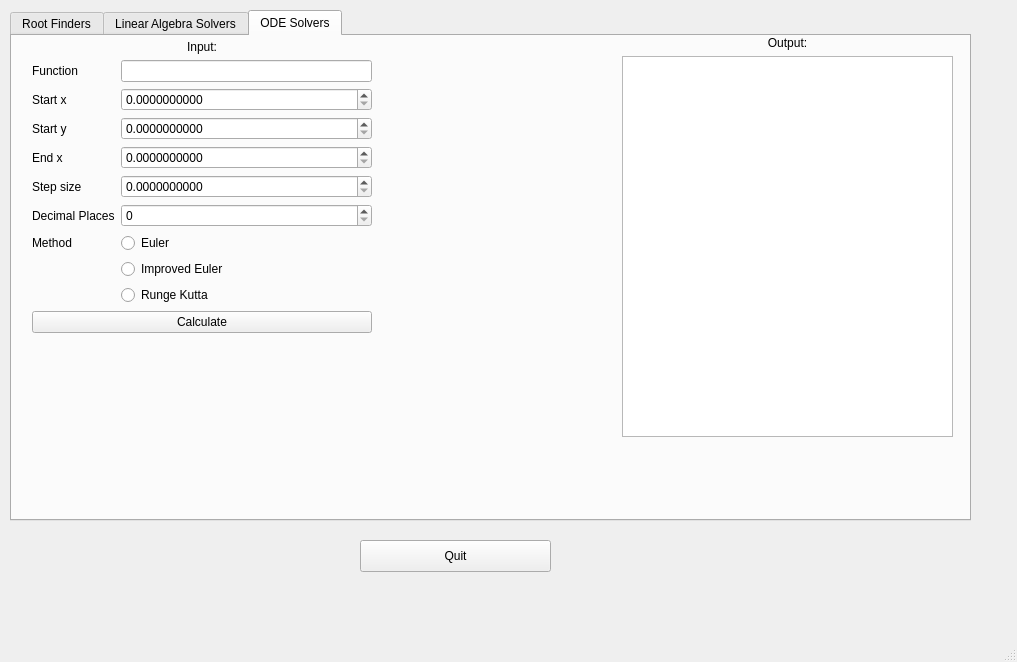
Above: testUI.ui from HaoZeke/pyQtNumSim before the change. Below: the same form after it.
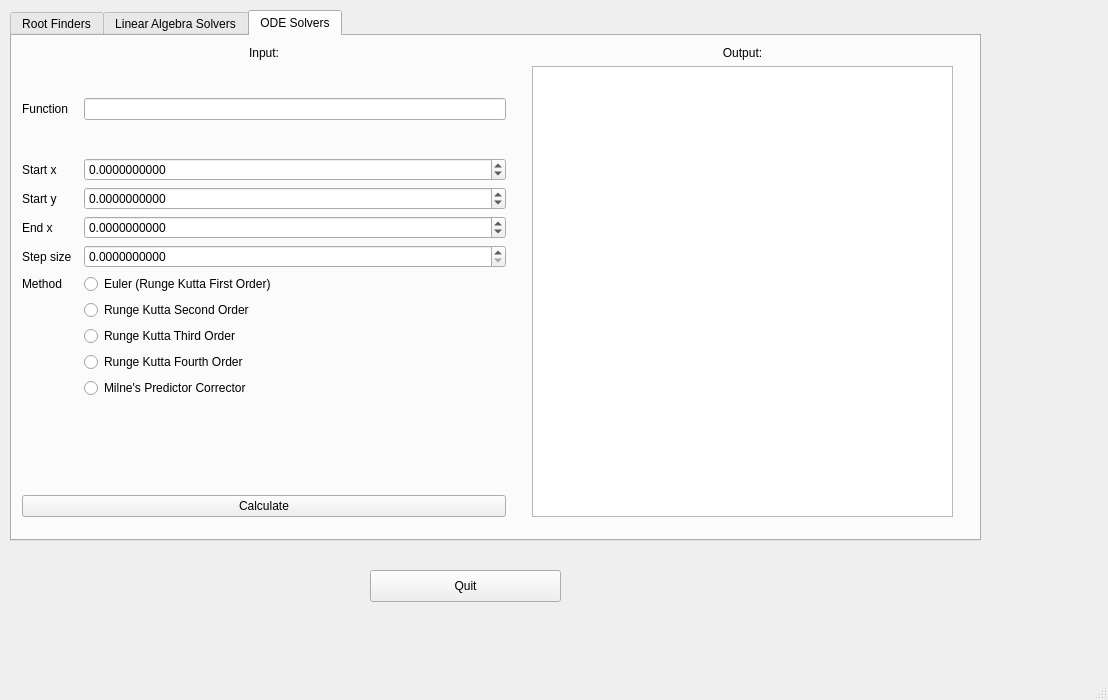
That is the form after the change. The open tabs and pages were chosen to show the change.

Commit message: ode: Incomplete

The edit to the form file:
```diff
--- a/testUI.ui
+++ b/testUI.ui
@@ -6,8 +6,8 @@
    <rect>
     <x>0</x>
     <y>0</y>
-    <width>1017</width>
-    <height>662</height>
+    <width>1108</width>
+    <height>700</height>
    </rect>
   </property>
   <property name="windowTitle">
@@ -19,8 +19,8 @@
      <rect>
       <x>10</x>
       <y>10</y>
-      <width>961</width>
-      <height>511</height>
+      <width>971</width>
+      <height>531</height>
      </rect>
     </property>
     <property name="currentIndex">
@@ -428,26 +428,16 @@
      <attribute name="title">
       <string>ODE Solvers</string>
      </attribute>
-     <widget class="QWidget" name="formLayoutWidget">
+     <widget class="QWidget" name="">
       <property name="geometry">
        <rect>
-        <x>20</x>
-        <y>4</y>
-        <width>340</width>
-        <height>411</height>
+        <x>10</x>
+        <y>10</y>
+        <width>931</width>
+        <height>471</height>
        </rect>
       </property>
-      <layout class="QFormLayout" name="formLayout">
-       <item row="2" column="0">
-        <widget class="QLabel" name="label">
-         <property name="text">
-          <string>Function</string>
-         </property>
-        </widget>
-       </item>
-       <item row="2" column="1">
-        <widget class="QLineEdit" name="funcInpODE"/>
-       </item>
+      <layout class="QGridLayout" name="gridLayout_2">
        <item row="3" column="0">
         <widget class="QLabel" name="label_2">
          <property name="text">
@@ -455,13 +445,46 @@
          </property>
         </widget>
        </item>
-       <item row="3" column="1">
-        <widget class="QDoubleSpinBox" name="startX">
+       <item row="7" column="0">
+        <widget class="QLabel" name="label_5">
+         <property name="text">
+          <string>Method</string>
+         </property>
+        </widget>
+       </item>
+       <item row="2" column="4">
+        <spacer name="verticalSpacer_6">
+         <property name="orientation">
+          <enum>Qt::Vertical</enum>
+         </property>
+         <property name="sizeHint" stdset="0">
+          <size>
+           <width>20</width>
+           <height>40</height>
+          </size>
+         </property>
+        </spacer>
+       </item>
+       <item row="6" column="2">
+        <widget class="QDoubleSpinBox" name="stepSize">
+         <property name="toolTip">
+          <string>&lt;html&gt;&lt;head/&gt;&lt;body&gt;&lt;p&gt;Defaults to &lt;span style=&quot; font-weight:600;&quot;&gt;0.025&lt;/span&gt;&lt;/p&gt;&lt;/body&gt;&lt;/html&gt;</string>
+         </property>
          <property name="decimals">
           <number>10</number>
          </property>
         </widget>
        </item>
+       <item row="6" column="0">
+        <widget class="QLabel" name="label_6">
+         <property name="toolTip">
+          <string>&lt;html&gt;&lt;head/&gt;&lt;body&gt;&lt;p&gt;Defaults to &lt;span style=&quot; font-weight:600;&quot;&gt;0.025&lt;/span&gt;&lt;/p&gt;&lt;/body&gt;&lt;/html&gt;</string>
+         </property>
+         <property name="text">
+          <string>Step size</string>
+         </property>
+        </widget>
+       </item>
        <item row="4" column="0">
         <widget class="QLabel" name="label_3">
          <property name="text">
@@ -469,10 +492,13 @@
          </property>
         </widget>
        </item>
-       <item row="4" column="1">
-        <widget class="QDoubleSpinBox" name="startY">
-         <property name="decimals">
-          <number>10</number>
+       <item row="2" column="5" rowspan="12">
+        <widget class="QTextBrowser" name="outTextODE"/>
+       </item>
+       <item row="10" column="2">
+        <widget class="QRadioButton" name="inpRK4">
+         <property name="text">
+          <string>Runge Kutta Fourth Order</string>
          </property>
         </widget>
        </item>
@@ -483,73 +509,101 @@
          </property>
         </widget>
        </item>
-       <item row="5" column="1">
-        <widget class="QDoubleSpinBox" name="endX">
-         <property name="decimals">
-          <number>10</number>
-         </property>
-        </widget>
-       </item>
-       <item row="6" column="0">
-        <widget class="QLabel" name="label_6">
-         <property name="text">
-          <string>Step size</string>
-         </property>
-        </widget>
-       </item>
-       <item row="6" column="1">
-        <widget class="QDoubleSpinBox" name="stepSize">
-         <property name="decimals">
-          <number>10</number>
-         </property>
-        </widget>
-       </item>
-       <item row="7" column="0">
-        <widget class="QLabel" name="label_7">
-         <property name="text">
-          <string>Decimal Places</string>
-         </property>
-        </widget>
-       </item>
-       <item row="7" column="1">
-        <widget class="QSpinBox" name="decPlace"/>
-       </item>
-       <item row="8" column="0">
-        <widget class="QLabel" name="label_5">
-         <property name="text">
-          <string>Method</string>
-         </property>
-        </widget>
-       </item>
-       <item row="8" column="1">
-        <widget class="QRadioButton" name="inpEu">
-         <property name="text">
-          <string>Euler</string>
-         </property>
-        </widget>
-       </item>
-       <item row="9" column="1">
-        <widget class="QRadioButton" name="inpImEu">
-         <property name="text">
-          <string>Improved Euler</string>
-         </property>
-        </widget>
-       </item>
-       <item row="10" column="1">
-        <widget class="QRadioButton" name="inpRun">
-         <property name="text">
-          <string>Runge Kutta</string>
-         </property>
-        </widget>
-       </item>
-       <item row="11" column="0" colspan="2">
+       <item row="13" column="0" colspan="3">
         <widget class="QPushButton" name="btnCalcODE">
          <property name="text">
           <string>Calculate</string>
          </property>
         </widget>
        </item>
-       <item row="1" column="0" colspan="2">
+       <item row="2" column="0">
+        <widget class="QLabel" name="label">
+         <property name="text">
+          <string>Function</string>
+         </property>
+        </widget>
+       </item>
+       <item row="9" column="2">
+        <widget class="QRadioButton" name="inpRK3">
+         <property name="text">
+          <string>Runge Kutta Third Order</string>
+         </property>
+        </widget>
+       </item>
+       <item row="7" column="2">
+        <widget class="QRadioButton" name="inpEu">
+         <property name="text">
+          <string>Euler (Runge Kutta First Order)</string>
+         </property>
+        </widget>
+       </item>
+       <item row="3" column="2">
+        <widget class="QDoubleSpinBox" name="startX">
+         <property name="decimals">
+          <number>10</number>
+         </property>
+         <property name="minimum">
+          <double>-99999999999.000000000000000</double>
+         </property>
+         <property name="maximum">
+          <double>99999999999.000000000000000</double>
+         </property>
+        </widget>
+       </item>
+       <item row="0" column="5" rowspan="2">
+        <widget class="QLabel" name="label_8">
+         <property name="text">
+          <string>Output:</string>
+         </property>
+         <property name="alignment">
+          <set>Qt::AlignCenter</set>
+         </property>
+        </widget>
+       </item>
+       <item row="8" column="2">
+        <widget class="QRadioButton" name="inpRK2">
+         <property name="text">
+          <string>Runge Kutta Second Order</string>
+         </property>
+        </widget>
+       </item>
+       <item row="11" column="2">
+        <widget class="QRadioButton" name="inpMP">
+         <property name="text">
+          <string>Milne's Predictor Corrector</string>
+         </property>
+        </widget>
+       </item>
+       <item row="5" column="2">
+        <widget class="QDoubleSpinBox" name="endX">
+         <property name="decimals">
+          <number>10</number>
+         </property>
+         <property name="minimum">
+          <double>-99999999999.000000000000000</double>
+         </property>
+         <property name="maximum">
+          <double>99999999999.000000000000000</double>
+         </property>
+        </widget>
+       </item>
+       <item row="2" column="2">
+        <widget class="QLineEdit" name="funcInpODE"/>
+       </item>
+       <item row="4" column="2">
+        <widget class="QDoubleSpinBox" name="startY">
+         <property name="decimals">
+          <number>10</number>
+         </property>
+         <property name="minimum">
+          <double>-99999999999.000000000000000</double>
+         </property>
+         <property name="maximum">
+          <double>99999999999.000000000000000</double>
+         </property>
+        </widget>
+       </item>
+       <item row="0" column="0" rowspan="2" colspan="3">
         <widget class="QLabel" name="label_9">
          <property name="text">
           <string>Input:</string>
@@ -559,30 +613,18 @@
          </property>
         </widget>
        </item>
-      </layout>
-     </widget>
-     <widget class="QWidget" name="verticalLayoutWidget">
-      <property name="geometry">
-       <rect>
-        <x>610</x>
-        <y>0</y>
-        <width>331</width>
-        <height>401</height>
-       </rect>
-      </property>
-      <layout class="QVBoxLayout" name="verticalLayout">
-       <item>
-        <widget class="QLabel" name="label_8">
-         <property name="text">
-          <string>Output:</string>
+       <item row="12" column="0">
+        <spacer name="verticalSpacer_5">
+         <property name="orientation">
+          <enum>Qt::Vertical</enum>
          </property>
-         <property name="alignment">
-          <set>Qt::AlignCenter</set>
+         <property name="sizeHint" stdset="0">
+          <size>
+           <width>20</width>
+           <height>40</height>
+          </size>
          </property>
-        </widget>
-       </item>
-       <item>
-        <widget class="QTextBrowser" name="outTextODE"/>
+        </spacer>
        </item>
       </layout>
      </widget>
@@ -591,8 +633,8 @@
    <widget class="QPushButton" name="btnQuit">
     <property name="geometry">
      <rect>
-      <x>360</x>
-      <y>540</y>
+      <x>370</x>
+      <y>570</y>
       <width>191</width>
       <height>32</height>
      </rect>
@@ -605,6 +647,7 @@
     </property>
    </widget>
   </widget>
+  <widget class="QStatusBar" name="statusbar"/>
   <widget class="QMenuBar" name="menubar">
    <property name="geometry">
     <rect>
@@ -615,7 +658,6 @@
     </rect>
    </property>
   </widget>
-  <widget class="QStatusBar" name="statusbar"/>
  </widget>
  <resources/>
  <connections/>
```
Left out of the diff: 84 changed lines with no effect on the pictures. The commit also changes 2 other files.
